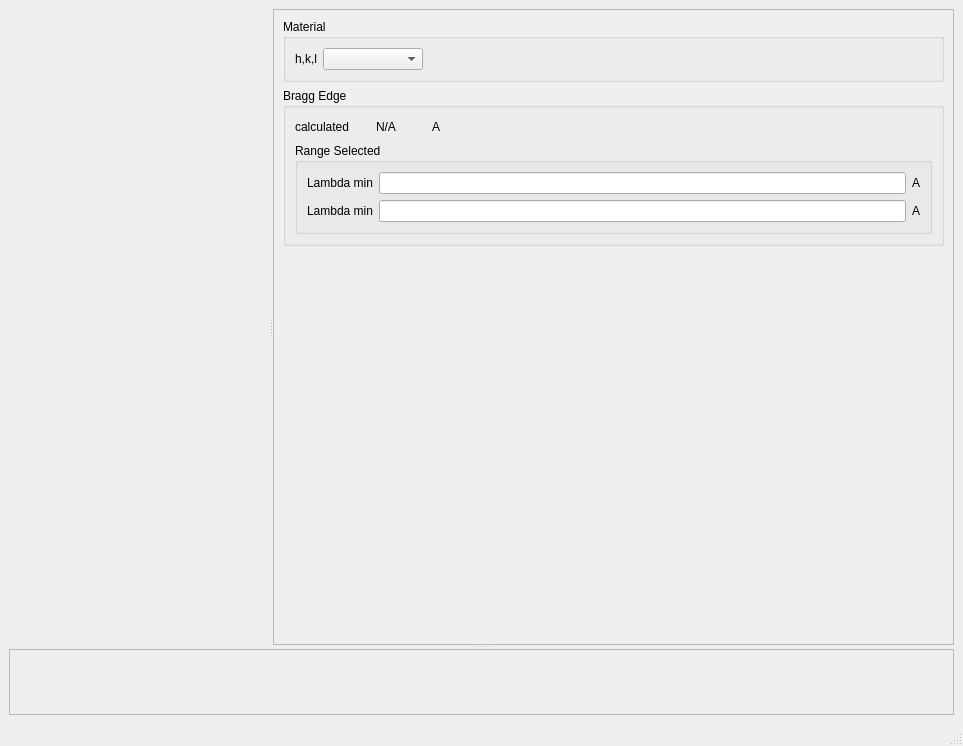
First picture: the form in designer/ui_fittingWindow.ui, repository ornlneutronimaging/iBeatles, before the edit.
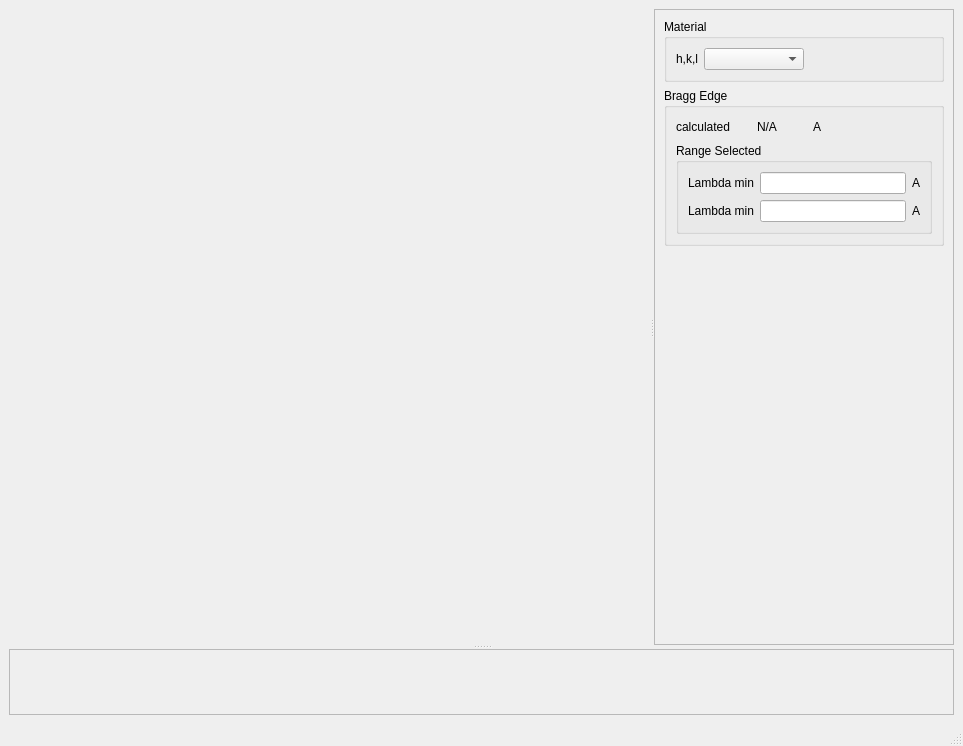
Second picture: the form after the edit.

What changed in the file:
```diff
--- a/designer/ui_fittingWindow.ui
+++ b/designer/ui_fittingWindow.ui
@@ -36,20 +36,33 @@
        <property name="orientation">
         <enum>Qt::Horizontal</enum>
        </property>
-       <widget class="QWidget" name="widget" native="true"/>
+       <widget class="QWidget" name="widget" native="true">
+        <property name="sizePolicy">
+         <sizepolicy hsizetype="Expanding" vsizetype="Preferred">
+          <horstretch>0</horstretch>
+          <verstretch>0</verstretch>
+         </sizepolicy>
+        </property>
+       </widget>
        <widget class="QFrame" name="rightFrame">
         <property name="sizePolicy">
-         <sizepolicy hsizetype="Preferred" vsizetype="Maximum">
+         <sizepolicy hsizetype="Minimum" vsizetype="Maximum">
           <horstretch>0</horstretch>
           <verstretch>0</verstretch>
          </sizepolicy>
         </property>
         <property name="minimumSize">
          <size>
-          <width>0</width>
+          <width>300</width>
           <height>400</height>
          </size>
         </property>
+        <property name="maximumSize">
+         <size>
+          <width>300</width>
+          <height>16777215</height>
+         </size>
+        </property>
         <property name="frameShape">
          <enum>QFrame::StyledPanel</enum>
         </property>
@@ -61,6 +74,12 @@
           <layout class="QVBoxLayout" name="verticalLayout_3">
            <item>
             <widget class="QGroupBox" name="groupBox">
+             <property name="sizePolicy">
+              <sizepolicy hsizetype="Minimum" vsizetype="Preferred">
+               <horstretch>0</horstretch>
+               <verstretch>0</verstretch>
+              </sizepolicy>
+             </property>
              <property name="title">
               <string>Material</string>
              </property>
@@ -106,6 +125,12 @@
            </item>
            <item>
             <widget class="QGroupBox" name="groupBox_2">
+             <property name="sizePolicy">
+              <sizepolicy hsizetype="Minimum" vsizetype="Preferred">
+               <horstretch>0</horstretch>
+               <verstretch>0</verstretch>
+              </sizepolicy>
+             </property>
              <property name="title">
               <string>Bragg Edge</string>
              </property>
```
